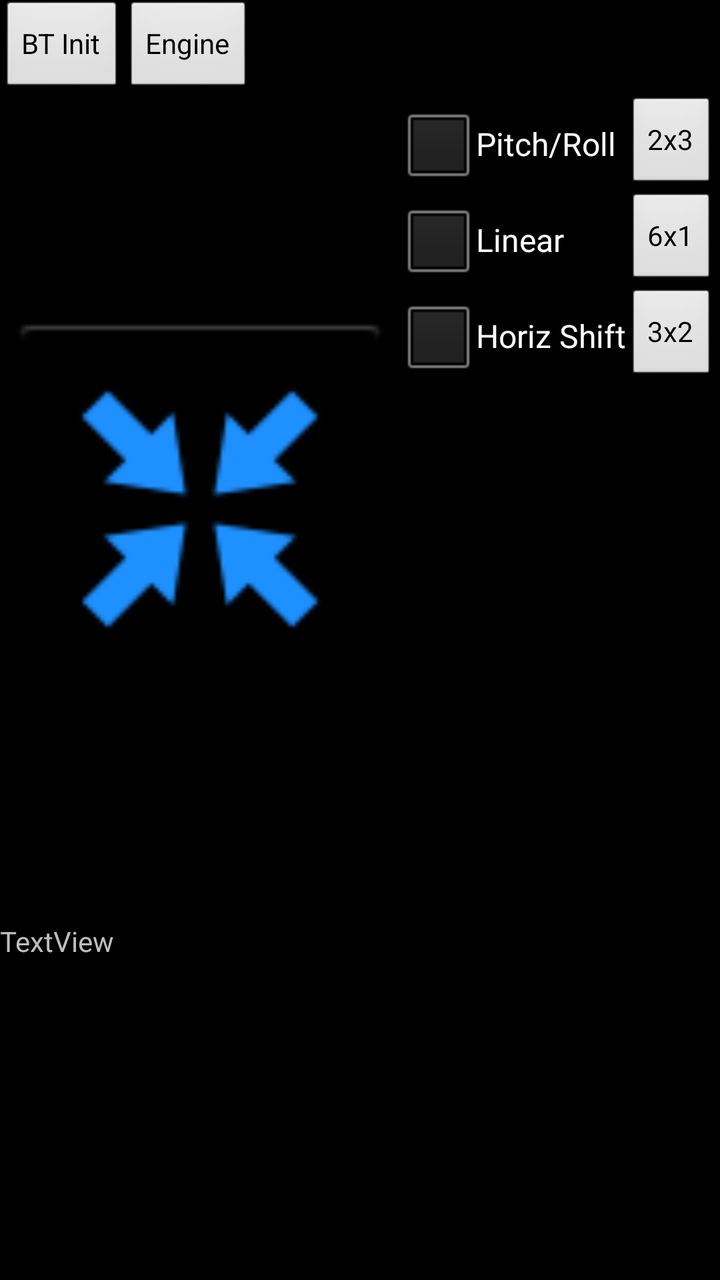
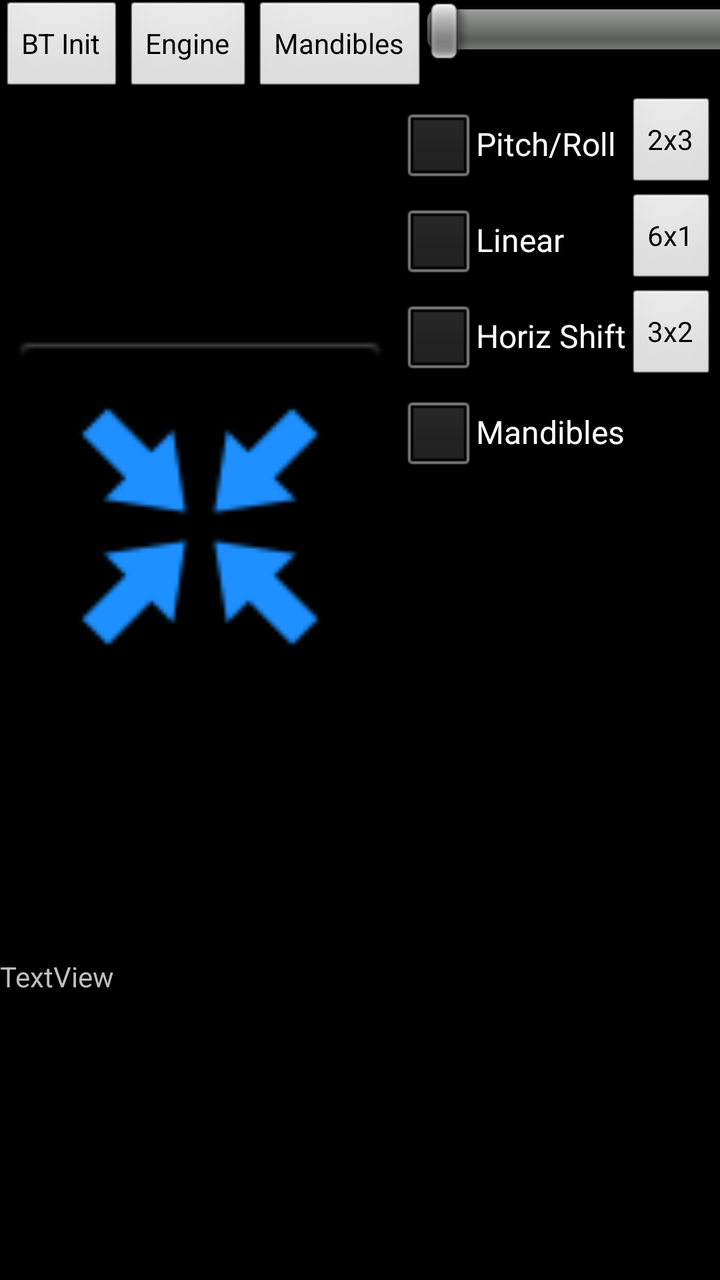

An Android layout rendered at two revisions. The XML below is the earlier revision; the diff shows what the commit changed to produce the second picture.
<!-- AndroidManifest.xml: application theme android:Theme.NoTitleBar -->
<!-- res/layout/activity_main.xml -->
<RelativeLayout xmlns:android="http://schemas.android.com/apk/res/android"
    xmlns:tools="http://schemas.android.com/tools"
    style="@style/AppTheme"
    android:layout_width="match_parent"
    android:layout_height="match_parent"
    tools:context=".MainActivity" >

    <LinearLayout
        android:layout_width="wrap_content"
        android:layout_height="wrap_content"
        android:layout_alignParentBottom="true"
        android:layout_alignParentRight="true"
        android:layout_alignParentTop="true"
        android:orientation="vertical" >

        <LinearLayout
            android:layout_width="597dp"
            android:layout_height="wrap_content" >

            <Button
                android:id="@+id/buttonBT"
                android:layout_width="wrap_content"
                android:layout_height="wrap_content"
                android:text="BT Init" />

            <Button
                android:id="@+id/buttonEngine"
                android:layout_width="wrap_content"
                android:layout_height="wrap_content"
                android:text="Engine" />

        </LinearLayout>

        <LinearLayout
            android:layout_width="fill_parent"
            android:layout_height="wrap_content"
            android:layout_weight="29.04" >

            <LinearLayout
                android:layout_width="200dp"
                android:layout_height="fill_parent"
                android:orientation="vertical" >

                <ImageView
                    android:id="@+id/movementAreaImage"
                    android:layout_width="fill_parent"
                    android:layout_height="fill_parent"
                    android:src="@drawable/ic_launcher" />

            </LinearLayout>

            <LinearLayout
                android:layout_width="wrap_content"
                android:layout_height="match_parent"
                android:orientation="vertical" >

                <CheckBox
                    android:id="@+id/checkBoxSensors"
                    android:layout_width="wrap_content"
                    android:layout_height="wrap_content"
                    android:text="Pitch/Roll" />

                <CheckBox
                    android:id="@+id/checkLinear"
                    android:layout_width="wrap_content"
                    android:layout_height="wrap_content"
                    android:text="Linear" />

                <CheckBox
                    android:id="@+id/checkBoxHorizShift"
                    android:layout_width="wrap_content"
                    android:layout_height="wrap_content"
                    android:text="Horiz Shift" />

            </LinearLayout>

            <LinearLayout
                android:layout_width="wrap_content"
                android:layout_height="match_parent"
                android:orientation="vertical" >

                <LinearLayout
                    android:layout_width="match_parent"
                    android:layout_height="wrap_content"
                    android:orientation="vertical" >
                </LinearLayout>

                <Button
                    android:id="@+id/buttonGait1"
                    android:layout_width="wrap_content"
                    android:layout_height="wrap_content"
                    android:text="2x3" />
                            
                <Button
                    android:id="@+id/buttonGait2"
                    android:layout_width="wrap_content"
                    android:layout_height="wrap_content"
                    android:text="6x1" />

                <Button
                    android:id="@+id/buttonGait3"
                    android:layout_width="wrap_content"
                    android:layout_height="wrap_content"
                    android:text="3x2" />
                
                </LinearLayout>

            <LinearLayout
                android:layout_width="200dp"
                android:layout_height="fill_parent"
                android:orientation="vertical" >

                <ImageView
                    android:id="@+id/bodyShiftArea"
                    android:layout_width="fill_parent"
                    android:layout_height="fill_parent"
                    android:src="@drawable/ic_launcher" />
            </LinearLayout>

        </LinearLayout>

        <LinearLayout
            android:layout_width="fill_parent"
            android:layout_height="wrap_content"
            android:layout_weight="17.26" >

            <TextView
                android:id="@+id/movementHint"
                android:layout_width="fill_parent"
                android:layout_height="wrap_content"
                android:layout_weight="0.23"
                android:text="TextView" />
        </LinearLayout>

    </LinearLayout>

</RelativeLayout>
<!-- resources referenced by this layout -->
<resources>
  <!-- drawable ic_launcher: png bitmap (drawable-hdpi, 1390 bytes) -->
  <style name="AppTheme" parent="AppBaseTheme">
          
      </style>
  <style name="AppBaseTheme" parent="android:Theme.Light">
          
      </style>
</resources>

<!-- the commit's change to res/layout/activity_main.xml (unified diff, before → after) -->
@@ -29,6 +29,18 @@
                 android:layout_height="wrap_content"
                 android:text="Engine" />
 
+            <Button
+                android:id="@+id/buttonMandiblesEngine"
+                android:layout_width="wrap_content"
+                android:layout_height="wrap_content"
+                android:text="Mandibles" />
+
+            <SeekBar
+                android:id="@+id/seekMandibleHeight"
+                android:layout_width="match_parent"
+                android:layout_height="wrap_content"
+                android:layout_weight="1" />
+                        
         </LinearLayout>
 
         <LinearLayout
@@ -72,6 +84,12 @@
                     android:layout_height="wrap_content"
                     android:text="Horiz Shift" />
 
+                <CheckBox
+                    android:id="@+id/checkBoxMandibleControl"
+                    android:layout_width="wrap_content"
+                    android:layout_height="wrap_content"
+                    android:text="Mandibles" />
+                
             </LinearLayout>
 
             <LinearLayout
